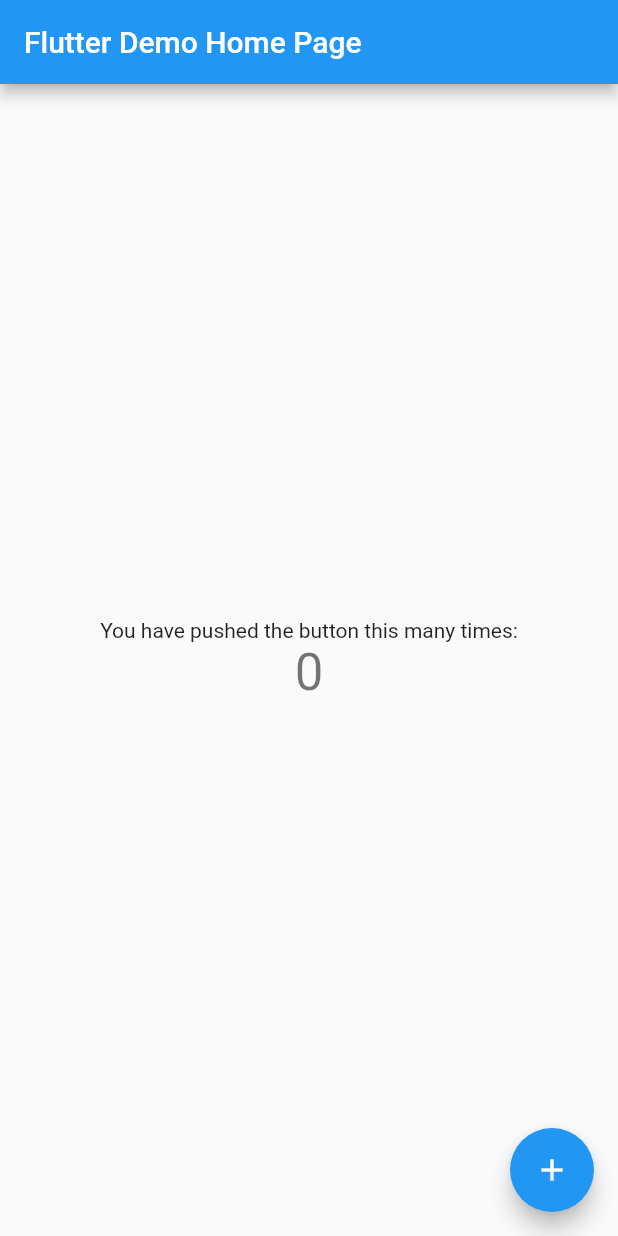
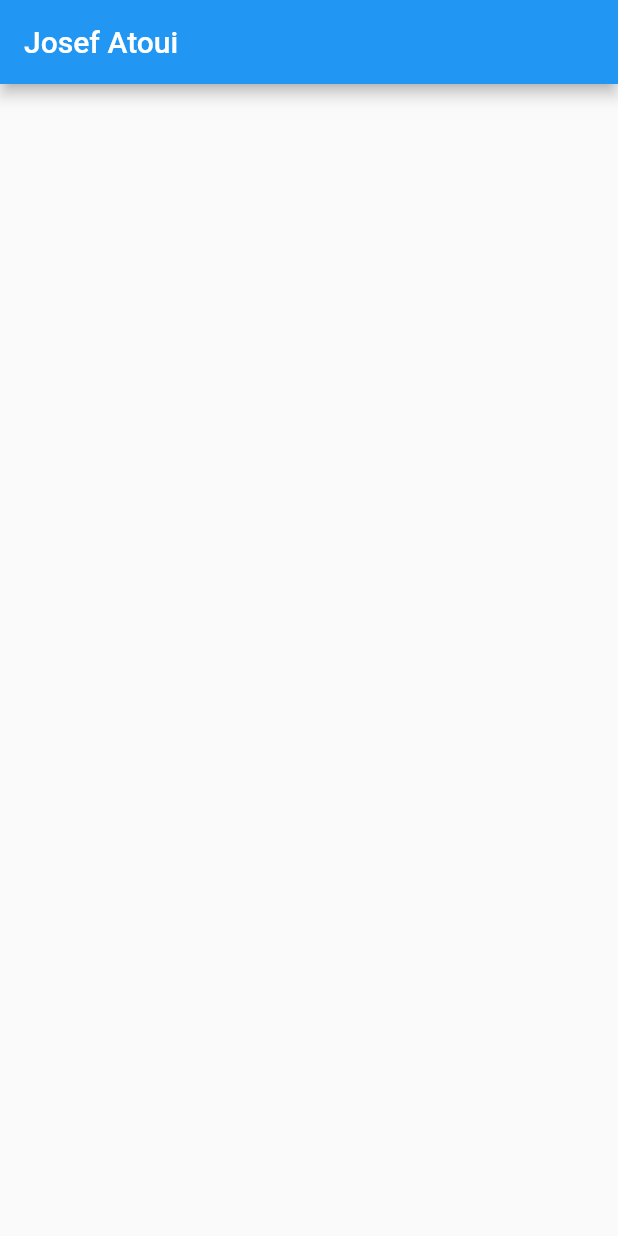
Before and after one commit to josat799/josat799.github.io, a Flutter app: the screen it shows after launch, on a phone screen of 412 x 824 dp. Run offline on Flutter 3.47's test engine with Material 2 defaults, Android fonts, the phone set to English and light mode, and no system bars.

Commit message:
Updated index file

```diff
--- a/lib/main.dart
+++ b/lib/main.dart
@@ -22,92 +22,23 @@
         // is not restarted.
         primarySwatch: Colors.blue,
       ),
-      home: MyHomePage(title: 'Flutter Demo Home Page'),
+      home: MyHomePage(),
     );
   }
 }
 
 class MyHomePage extends StatefulWidget {
-  MyHomePage({Key key, this.title}) : super(key: key);
-
-  // This widget is the home page of your application. It is stateful, meaning
-  // that it has a State object (defined below) that contains fields that affect
-  // how it looks.
-
-  // This class is the configuration for the state. It holds the values (in this
-  // case the title) provided by the parent (in this case the App widget) and
-  // used by the build method of the State. Fields in a Widget subclass are
-  // always marked "final".
-
-  final String title;
-
   @override
   _MyHomePageState createState() => _MyHomePageState();
 }
 
 class _MyHomePageState extends State<MyHomePage> {
-  int _counter = 0;
-
-  void _incrementCounter() {
-    setState(() {
-      // This call to setState tells the Flutter framework that something has
-      // changed in this State, which causes it to rerun the build method below
-      // so that the display can reflect the updated values. If we changed
-      // _counter without calling setState(), then the build method would not be
-      // called again, and so nothing would appear to happen.
-      _counter++;
-    });
-  }
-
   @override
   Widget build(BuildContext context) {
-    // This method is rerun every time setState is called, for instance as done
-    // by the _incrementCounter method above.
-    //
-    // The Flutter framework has been optimized to make rerunning build methods
-    // fast, so that you can just rebuild anything that needs updating rather
-    // than having to individually change instances of widgets.
     return Scaffold(
-      appBar: AppBar(
-        // Here we take the value from the MyHomePage object that was created by
-        // the App.build method, and use it to set our appbar title.
-        title: Text(widget.title),
-      ),
-      body: Center(
-        // Center is a layout widget. It takes a single child and positions it
-        // in the middle of the parent.
-        child: Column(
-          // Column is also a layout widget. It takes a list of children and
-          // arranges them vertically. By default, it sizes itself to fit its
-          // children horizontally, and tries to be as tall as its parent.
-          //
-          // Invoke "debug painting" (press "p" in the console, choose the
-          // "Toggle Debug Paint" action from the Flutter Inspector in Android
-          // Studio, or the "Toggle Debug Paint" command in Visual Studio Code)
-          // to see the wireframe for each widget.
-          //
-          // Column has various properties to control how it sizes itself and
-          // how it positions its children. Here we use mainAxisAlignment to
-          // center the children vertically; the main axis here is the vertical
-          // axis because Columns are vertical (the cross axis would be
-          // horizontal).
-          mainAxisAlignment: MainAxisAlignment.center,
-          children: <Widget>[
-            Text(
-              'You have pushed the button this many times:',
-            ),
-            Text(
-              '$_counter',
-              style: Theme.of(context).textTheme.headline4,
-            ),
-          ],
+        appBar: AppBar(
+          title: Text("Josef Atoui"),
         ),
-      ),
-      floatingActionButton: FloatingActionButton(
-        onPressed: _incrementCounter,
-        tooltip: 'Increment',
-        child: Icon(Icons.add),
-      ), // This trailing comma makes auto-formatting nicer for build methods.
-    );
+        body: Center());
   }
 }
```
